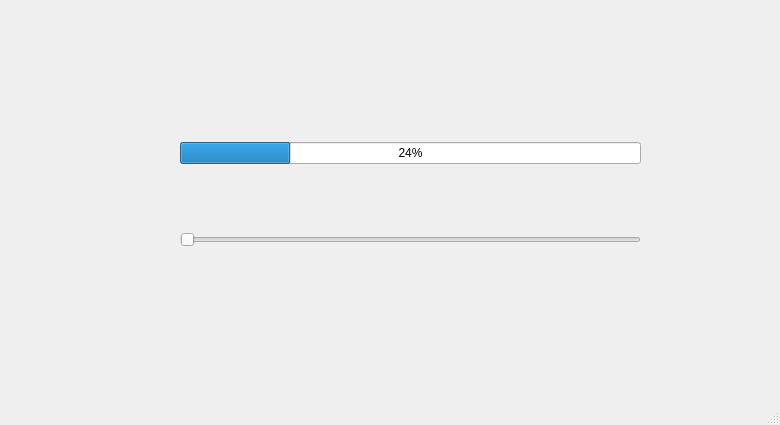
Before: the Qt Designer form learning_QT/mainwindow.ui in hongthiet1994/QT_for_beginner, drawn with Qt 5.
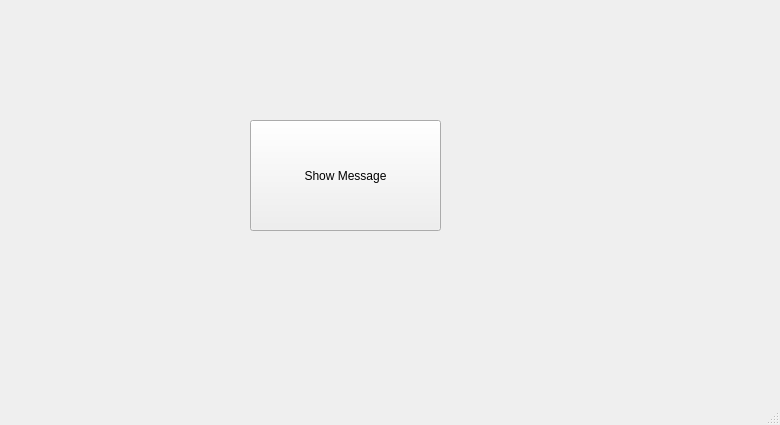
After: the same form once the commit is applied.

What changed in the file:
```diff
--- a/learning_QT/mainwindow.ui
+++ b/learning_QT/mainwindow.ui
@@ -14,31 +14,18 @@
    <string>MainWindow</string>
   </property>
   <widget class="QWidget" name="centralwidget">
-   <widget class="QWidget" name="">
+   <widget class="QPushButton" name="pushButton">
     <property name="geometry">
      <rect>
-      <x>180</x>
-      <y>80</y>
-      <width>461</width>
-      <height>231</height>
+      <x>250</x>
+      <y>120</y>
+      <width>191</width>
+      <height>111</height>
      </rect>
     </property>
-    <layout class="QVBoxLayout" name="verticalLayout">
-     <item>
-      <widget class="QProgressBar" name="progressBar">
-       <property name="value">
-        <number>24</number>
-       </property>
-      </widget>
-     </item>
-     <item>
-      <widget class="QSlider" name="horizontalSlider">
-       <property name="orientation">
-        <enum>Qt::Horizontal</enum>
-       </property>
-      </widget>
-     </item>
-    </layout>
+    <property name="text">
+     <string>Show Message</string>
+    </property>
    </widget>
   </widget>
   <widget class="QMenuBar" name="menubar">
```
